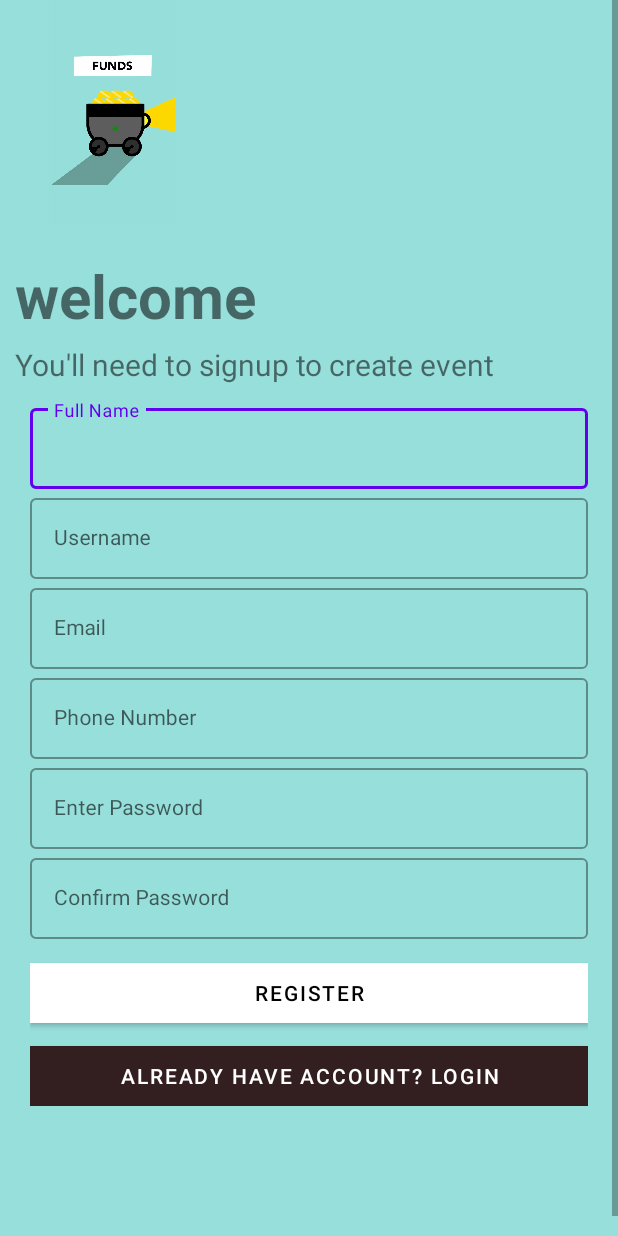
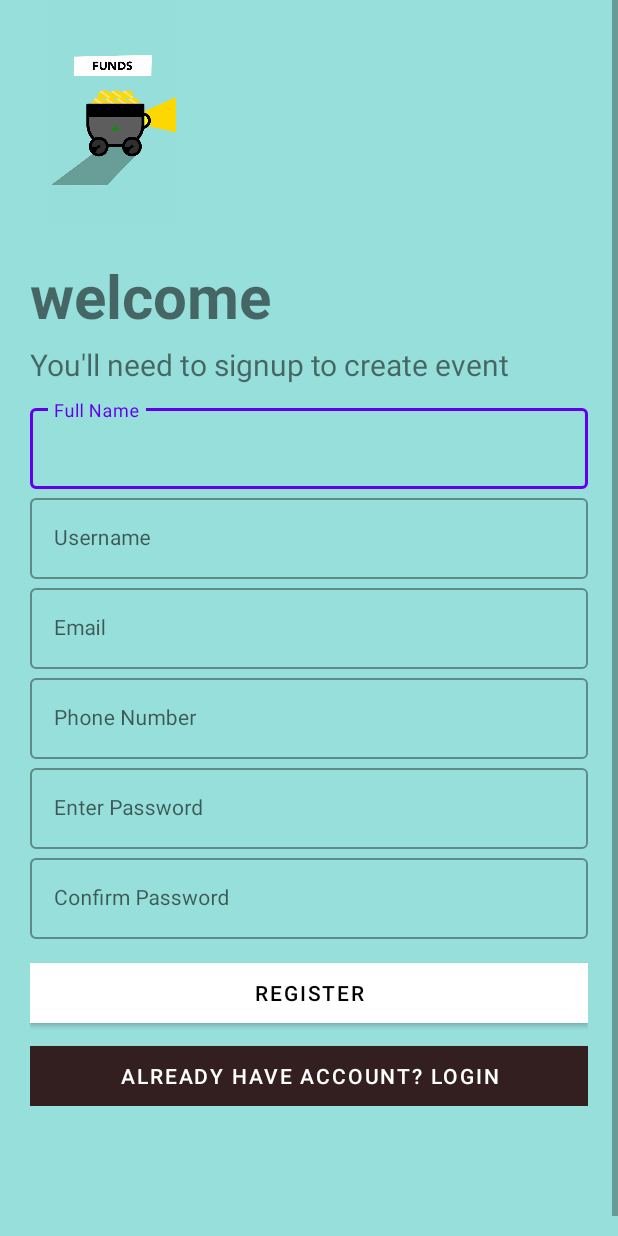
Before and after one commit to emon253/FundForChange, an Android app: the signup screen opened directly, with no data from a screen before it, on a phone screen of 412 x 824 dp. Run offline under Robolectric (Android 15) with nearby library versions, the phone set to English and light mode, and no system bars; Roboto replaces fonts that are not available here.

Commit message:
margin added

```diff
--- a/app/src/main/res/layout/activity_signup.xml
+++ b/app/src/main/res/layout/activity_signup.xml
@@ -25,14 +25,14 @@
             android:fontFamily="@font/actor"
             android:textStyle="bold"
             android:layout_marginTop="20dp"
-            android:layout_marginLeft="10dp"/>
+            android:layout_marginLeft="20dp"/>
         <TextView
             android:layout_width="wrap_content"
             android:layout_height="wrap_content"
             android:text="You'll need to signup to create event"
             android:textSize="20sp"
             android:fontFamily="@font/actor"
-            android:layout_marginLeft="10dp"
+            android:layout_marginLeft="20dp"
             android:layout_marginTop="5dp"
             />
 
```
